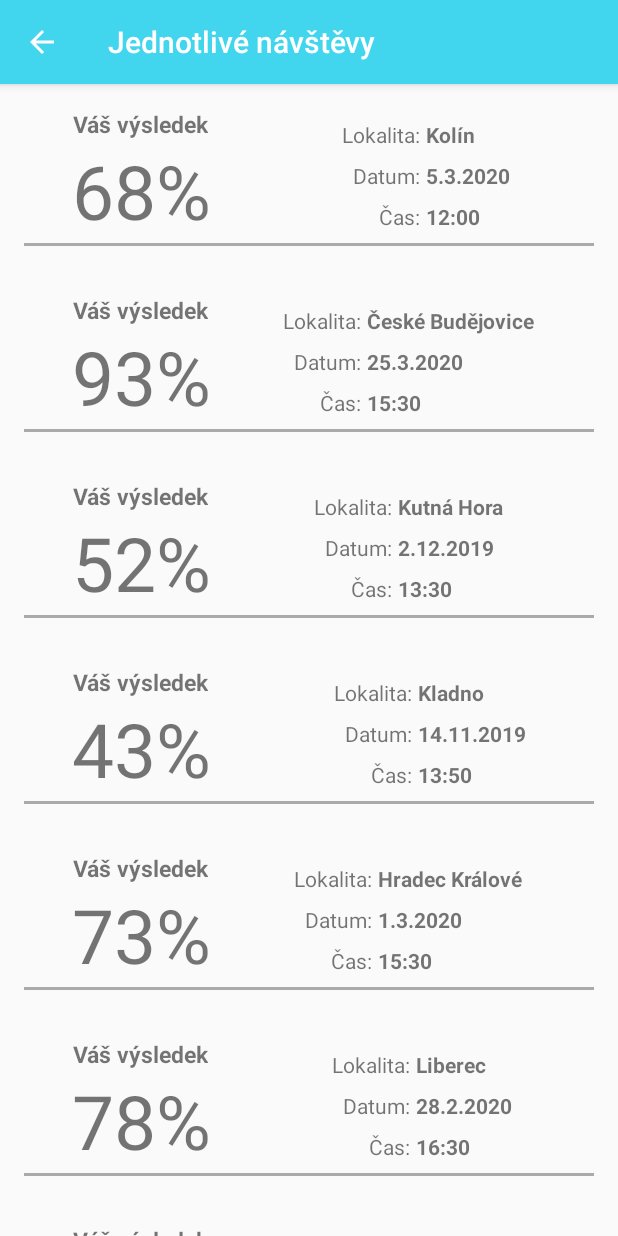
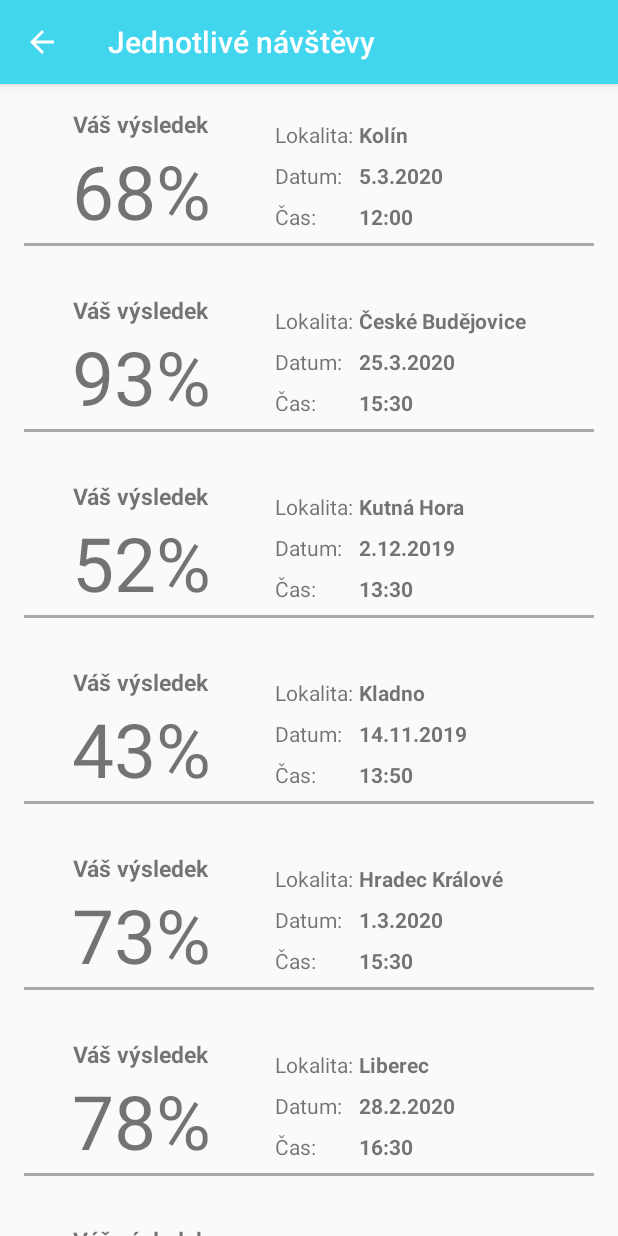
Before and after one commit to osmaus/diplomova_prace_2020, an Android app: the InstancesActivity screen opened directly, with no data from a screen before it, on a phone screen of 412 x 824 dp. Run offline under Robolectric (Android 15) with nearby library versions, the phone set to English and light mode, and no system bars.

Commit message:
Diplomová práce
Diplomová práce

```diff
--- a/Mystiq/app/src/main/res/layout/instace_row.xml
+++ b/Mystiq/app/src/main/res/layout/instace_row.xml
@@ -14,7 +14,7 @@
         android:id="@+id/label_location"
         android:layout_width="wrap_content"
         android:layout_height="wrap_content"
-        android:layout_marginStart="16dp"
+        android:layout_marginStart="6dp"
         android:layout_marginTop="8dp"
         android:text="Lokalita:"
         app:layout_constraintEnd_toStartOf="@+id/location"
@@ -25,10 +25,10 @@
 
     <TextView
         android:id="@+id/location"
-        android:layout_width="wrap_content"
+        android:layout_width="120dp"
         android:layout_height="wrap_content"
         android:layout_marginStart="4dp"
-        android:layout_marginEnd="8dp"
+
         android:textStyle="bold"
         app:layout_constraintBottom_toBottomOf="@+id/label_location"
         app:layout_constraintEnd_toEndOf="parent"
@@ -45,7 +45,7 @@
         android:layout_height="wrap_content"
         android:layout_marginTop="8dp"
         android:text="Datum:"
-        app:layout_constraintEnd_toEndOf="@+id/label_location"
+        app:layout_constraintStart_toStartOf="@id/label_location"
         app:layout_constraintTop_toBottomOf="@+id/label_location"
         />
 
@@ -53,10 +53,9 @@
         android:id="@+id/date"
         android:layout_width="wrap_content"
         android:layout_height="wrap_content"
-        android:layout_marginStart="4dp"
         android:textStyle="bold"
+        app:layout_constraintStart_toStartOf="@id/location"
         app:layout_constraintBottom_toBottomOf="@+id/label_date"
-        app:layout_constraintStart_toEndOf="@+id/label_date"
         tools:text="2.5.2020"
         />
 
@@ -66,7 +65,7 @@
         android:layout_height="wrap_content"
         android:layout_marginTop="8dp"
         android:text="Čas:"
-        app:layout_constraintEnd_toEndOf="@+id/label_date"
+        app:layout_constraintStart_toStartOf="@id/label_location"
         app:layout_constraintTop_toBottomOf="@+id/label_date"
         />
 
@@ -74,10 +73,9 @@
         android:id="@+id/time"
         android:layout_width="wrap_content"
         android:layout_height="wrap_content"
-        android:layout_marginStart="4dp"
         android:textStyle="bold"
+        app:layout_constraintStart_toStartOf="@id/location"
         app:layout_constraintBottom_toBottomOf="@+id/label_time"
-        app:layout_constraintStart_toEndOf="@+id/label_time"
         tools:text="12:00"
         />
     <TextView
```
